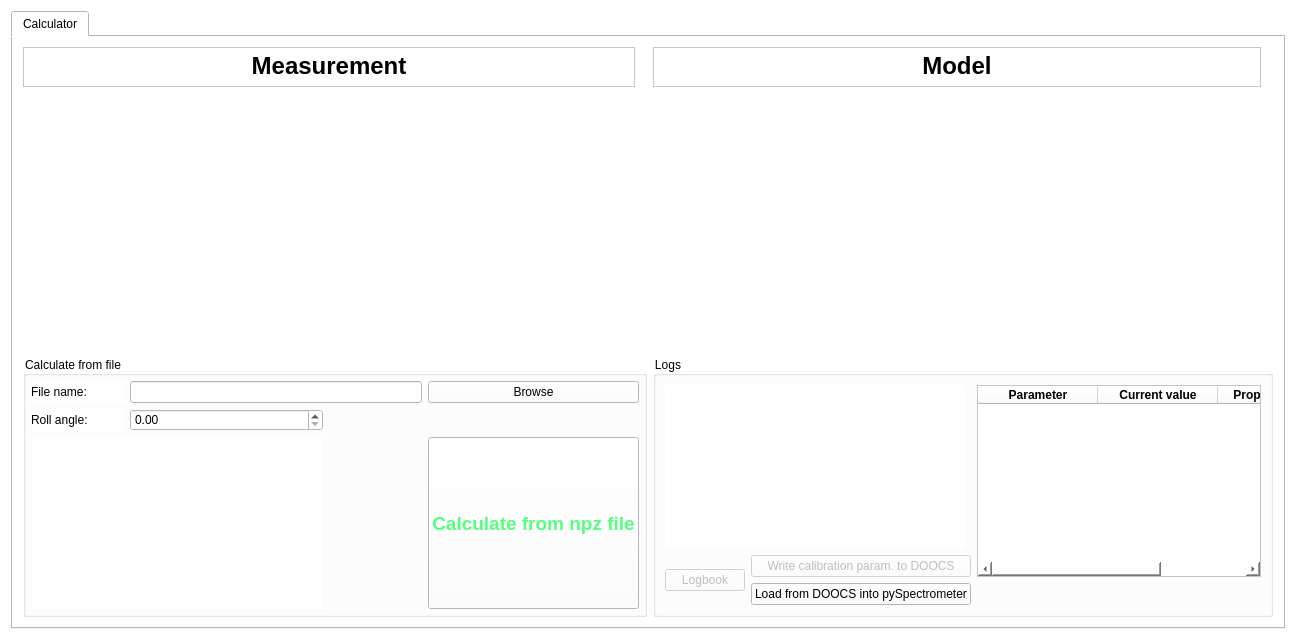
The window that gui/UICalculator.ui (sergey-tomin/pyhirex) describes before a commit, drawn with Qt 5.
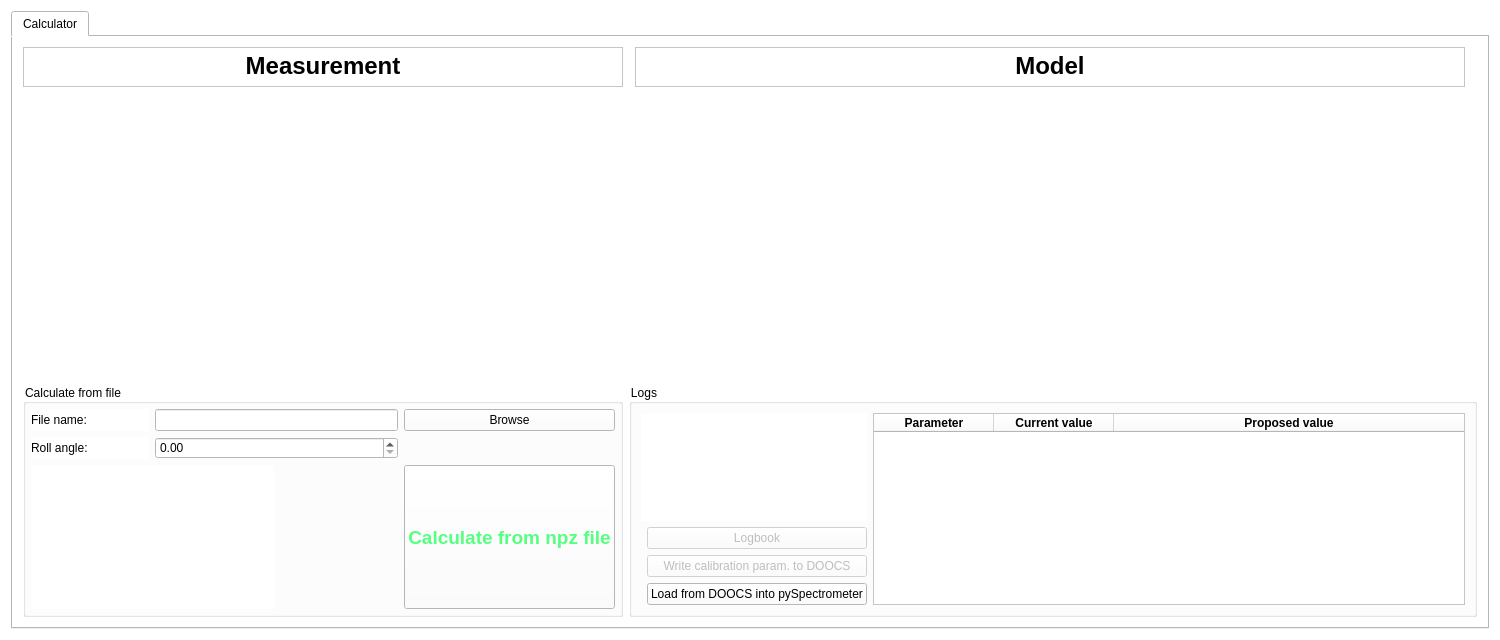
The same window after the commit.

Commit message: visual changes and added  Eph row in table

```diff
--- a/gui/UICalculator.ui
+++ b/gui/UICalculator.ui
@@ -6,7 +6,7 @@
    <rect>
     <x>0</x>
     <y>0</y>
-    <width>1296</width>
+    <width>1500</width>
     <height>640</height>
    </rect>
   </property>
@@ -51,7 +51,144 @@
        <property name="spacing">
         <number>6</number>
        </property>
-       <item row="2" column="0" rowspan="2" colspan="3">
+       <item row="2" column="2" rowspan="2" colspan="4">
+        <widget class="QGroupBox" name="groupBox_2">
+         <property name="title">
+          <string>Logs</string>
+         </property>
+         <layout class="QGridLayout" name="gridLayout">
+          <item row="3" column="1">
+           <widget class="QPushButton" name="pb_doocs">
+            <property name="enabled">
+             <bool>false</bool>
+            </property>
+            <property name="text">
+             <string>Write calibration param. to DOOCS</string>
+            </property>
+           </widget>
+          </item>
+          <item row="4" column="1">
+           <widget class="QPushButton" name="pb_load_doocs">
+            <property name="text">
+             <string>Load from DOOCS into pySpectrometer</string>
+            </property>
+           </widget>
+          </item>
+          <item row="2" column="1">
+           <widget class="QPushButton" name="pb_logbook">
+            <property name="enabled">
+             <bool>false</bool>
+            </property>
+            <property name="text">
+             <string>Logbook</string>
+            </property>
+           </widget>
+          </item>
+          <item row="0" column="0" rowspan="2" colspan="2">
+           <widget class="QLabel" name="output">
+            <property name="minimumSize">
+             <size>
+              <width>200</width>
+              <height>20</height>
+             </size>
+            </property>
+            <property name="maximumSize">
+             <size>
+              <width>300</width>
+              <height>16777215</height>
+             </size>
+            </property>
+            <property name="font">
+             <font>
+              <weight>50</weight>
+              <bold>false</bold>
+             </font>
+            </property>
+            <property name="text">
+             <string/>
+            </property>
+            <property name="scaledContents">
+             <bool>true</bool>
+            </property>
+            <property name="wordWrap">
+             <bool>true</bool>
+            </property>
+           </widget>
+          </item>
+          <item row="0" column="2" rowspan="5">
+           <widget class="QTableWidget" name="tableWidget">
+            <property name="maximumSize">
+             <size>
+              <width>16777215</width>
+              <height>16777215</height>
+             </size>
+            </property>
+            <property name="wordWrap">
+             <bool>true</bool>
+            </property>
+            <attribute name="horizontalHeaderCascadingSectionResizes">
+             <bool>false</bool>
+            </attribute>
+            <attribute name="horizontalHeaderDefaultSectionSize">
+             <number>120</number>
+            </attribute>
+            <attribute name="horizontalHeaderShowSortIndicator" stdset="0">
+             <bool>true</bool>
+            </attribute>
+            <attribute name="horizontalHeaderStretchLastSection">
+             <bool>true</bool>
+            </attribute>
+            <attribute name="verticalHeaderShowSortIndicator" stdset="0">
+             <bool>true</bool>
+            </attribute>
+            <column>
+             <property name="text">
+              <string>Parameter</string>
+             </property>
+             <property name="font">
+              <font>
+               <weight>75</weight>
+               <bold>true</bold>
+              </font>
+             </property>
+             <property name="textAlignment">
+              <set>AlignCenter</set>
+             </property>
+            </column>
+            <column>
+             <property name="text">
+              <string>Current value</string>
+             </property>
+             <property name="font">
+              <font>
+               <weight>75</weight>
+               <bold>true</bold>
+              </font>
+             </property>
+             <property name="textAlignment">
+              <set>AlignCenter</set>
+             </property>
+            </column>
+            <column>
+             <property name="text">
+              <string>Proposed value</string>
+             </property>
+             <property name="font">
+              <font>
+               <weight>75</weight>
+               <bold>true</bold>
+              </font>
+             </property>
+             <property name="textAlignment">
+              <set>AlignCenter</set>
+             </property>
+            </column>
+           </widget>
+          </item>
+         </layout>
+        </widget>
+       </item>
+       <item row="2" column="0" rowspan="2">
         <widget class="QGroupBox" name="groupBox_5">
          <property name="sizePolicy">
           <sizepolicy hsizetype="Preferred" vsizetype="Minimum">
@@ -59,6 +196,12 @@
            <verstretch>0</verstretch>
           </sizepolicy>
          </property>
+         <property name="maximumSize">
+          <size>
+           <width>600</width>
+           <height>16777215</height>
+          </size>
+         </property>
          <property name="title">
           <string>Calculate from file</string>
          </property>
@@ -78,23 +221,6 @@
           <property name="spacing">
            <number>6</number>
           </property>
-          <item row="0" column="0">
-           <widget class="QLabel" name="label">
-            <property name="text">
-             <string>File name:</string>
-            </property>
-           </widget>
-          </item>
-          <item row="3" column="0">
-           <widget class="QLabel" name="label_3">
-            <property name="text">
-             <string>Roll angle:</string>
-            </property>
-           </widget>
-          </item>
-          <item row="3" column="1" colspan="2">
-           <widget class="QDoubleSpinBox" name="roll_angle"/>
-          </item>
           <item row="4" column="4">
            <widget class="QPushButton" name="pb_start_calc">
             <property name="minimumSize">
@@ -124,8 +250,12 @@
             </property>
            </widget>
           </item>
-          <item row="0" column="1" colspan="3">
-           <widget class="QLineEdit" name="file_name"/>
+          <item row="3" column="0">
+           <widget class="QLabel" name="label_3">
+            <property name="text">
+             <string>Roll angle:</string>
+            </property>
+           </widget>
           </item>
           <item row="0" column="4">
            <widget class="QPushButton" name="browse_button">
@@ -134,20 +264,20 @@
             </property>
            </widget>
           </item>
-          <item row="4" column="3">
-           <spacer name="verticalSpacer">
-            <property name="orientation">
-             <enum>Qt::Vertical</enum>
+          <item row="0" column="0">
+           <widget class="QLabel" name="label">
+            <property name="text">
+             <string>File name:</string>
             </property>
-            <property name="sizeHint" stdset="0">
-             <size>
-              <width>20</width>
-              <height>40</height>
-             </size>
-            </property>
-           </spacer>
+           </widget>
           </item>
-          <item row="4" column="0" colspan="3">
+          <item row="3" column="1" colspan="2">
+           <widget class="QDoubleSpinBox" name="roll_angle"/>
+          </item>
+          <item row="0" column="1" colspan="2">
+           <widget class="QLineEdit" name="file_name"/>
+          </item>
+          <item row="4" column="0" colspan="2">
            <widget class="QLabel" name="status">
             <property name="text">
              <string/>
@@ -157,194 +287,11 @@
          </layout>
         </widget>
        </item>
-       <item row="2" column="3" rowspan="2" colspan="3">
-        <widget class="QGroupBox" name="groupBox_2">
-         <property name="title">
-          <string>Logs</string>
-         </property>
-         <layout class="QGridLayout" name="gridLayout">
-          <item row="0" column="2" rowspan="2">
-           <widget class="QTableWidget" name="tableWidget">
-            <property name="maximumSize">
-             <size>
-              <width>16777215</width>
-              <height>16777215</height>
-             </size>
-            </property>
-            <attribute name="horizontalHeaderCascadingSectionResizes">
-             <bool>false</bool>
-            </attribute>
-            <attribute name="horizontalHeaderDefaultSectionSize">
-             <number>120</number>
-            </attribute>
-            <attribute name="horizontalHeaderShowSortIndicator" stdset="0">
-             <bool>true</bool>
-            </attribute>
-            <attribute name="horizontalHeaderStretchLastSection">
-             <bool>true</bool>
-            </attribute>
-            <attribute name="verticalHeaderShowSortIndicator" stdset="0">
-             <bool>true</bool>
-            </attribute>
-            <column>
-             <property name="text">
-              <string>Parameter</string>
-             </property>
-             <property name="font">
-              <font>
-               <weight>75</weight>
-               <bold>true</bold>
-              </font>
-             </property>
-             <property name="textAlignment">
-              <set>AlignCenter</set>
-             </property>
-            </column>
-            <column>
-             <property name="text">
-              <string>Current value</string>
-             </property>
-             <property name="font">
-              <font>
-               <weight>75</weight>
-               <bold>true</bold>
-              </font>
-             </property>
-             <property name="textAlignment">
-              <set>AlignCenter</set>
-             </property>
-            </column>
-            <column>
-             <property name="text">
-              <string>Proposed value</string>
-             </property>
-             <property name="font">
-              <font>
-               <weight>75</weight>
-               <bold>true</bold>
-              </font>
-             </property>
-             <property name="textAlignment">
-              <set>AlignCenter</set>
-             </property>
-            </column>
-           </widget>
-          </item>
-          <item row="1" column="1">
-           <widget class="QPushButton" name="pb_doocs">
-            <property name="enabled">
-             <bool>false</bool>
-            </property>
-            <property name="text">
-             <string>Write calibration param. to DOOCS</string>
-            </property>
-           </widget>
-          </item>
-          <item row="0" column="0" colspan="2">
-           <widget class="QLabel" name="output">
-            <property name="minimumSize">
-             <size>
-              <width>200</width>
-              <height>20</height>
-             </size>
-            </property>
-            <property name="maximumSize">
-             <size>
-              <width>300</width>
-              <height>16777215</height>
-             </size>
-            </property>
-            <property name="font">
-             <font>
-              <weight>50</weight>
-              <bold>false</bold>
-             </font>
-            </property>
-            <property name="text">
-             <string/>
-            </property>
-            <property name="scaledContents">
-             <bool>true</bool>
-            </property>
-            <property name="wordWrap">
-             <bool>true</bool>
-            </property>
-           </widget>
-          </item>
-          <item row="2" column="1">
-           <widget class="QPushButton" name="pb_load_doocs">
-            <property name="text">
-             <string>Load from DOOCS into pySpectrometer</string>
-            </property>
-           </widget>
-          </item>
-          <item row="1" column="0" rowspan="2">
-           <widget class="QPushButton" name="pb_logbook">
-            <property name="enabled">
-             <bool>false</bool>
-            </property>
-            <property name="text">
-             <string>Logbook</string>
-            </property>
-           </widget>
-          </item>
-         </layout>
-        </widget>
-       </item>
-       <item row="1" column="3" colspan="3">
-        <widget class="QWidget" name="widget_calc_2" native="true">
-         <property name="sizePolicy">
-          <sizepolicy hsizetype="MinimumExpanding" vsizetype="MinimumExpanding">
-           <horstretch>0</horstretch>
-           <verstretch>0</verstretch>
-          </sizepolicy>
-         </property>
-         <property name="minimumSize">
-          <size>
-           <width>300</width>
-           <height>200</height>
-          </size>
-         </property>
-        </widget>
-       </item>
-       <item row="1" column="0" colspan="3">
-        <widget class="QWidget" name="widget_calc" native="true">
-         <property name="sizePolicy">
-          <sizepolicy hsizetype="MinimumExpanding" vsizetype="MinimumExpanding">
-           <horstretch>0</horstretch>
-           <verstretch>0</verstretch>
-          </sizepolicy>
-         </property>
-         <property name="minimumSize">
-          <size>
-           <width>300</width>
-           <height>200</height>
-          </size>
-         </property>
-        </widget>
-       </item>
-       <item row="0" column="0">
-        <widget class="QTextEdit" name="measured_title">
-         <property name="maximumSize">
-          <size>
-           <width>16777215</width>
-           <height>40</height>
-          </size>
-         </property>
-         <property name="html">
-          <string>&lt;!DOCTYPE HTML PUBLIC &quot;-//W3C//DTD HTML 4.0//EN&quot; &quot;http://www.w3.org/TR/REC-html40/strict.dtd&quot;&gt;
-&lt;html&gt;&lt;head&gt;&lt;meta name=&quot;qrichtext&quot; content=&quot;1&quot; /&gt;&lt;style type=&quot;text/css&quot;&gt;
-p, li { white-space: pre-wrap; }
-&lt;/style&gt;&lt;/head&gt;&lt;body style=&quot; font-family:'.AppleSystemUIFont'; font-size:13pt; font-weight:400; font-style:normal;&quot;&gt;
-&lt;p align=&quot;center&quot; style=&quot; margin-top:0px; margin-bottom:0px; margin-left:0px; margin-right:0px; -qt-block-indent:0; text-indent:0px;&quot;&gt;&lt;span style=&quot; font-size:18pt; font-weight:600;&quot;&gt;Measurement&lt;/span&gt;&lt;/p&gt;&lt;/body&gt;&lt;/html&gt;</string>
-         </property>
-        </widget>
-       </item>
        <item row="0" column="3">
         <widget class="QTextEdit" name="model_title">
          <property name="maximumSize">
           <size>
-           <width>608</width>
+           <width>2000</width>
            <height>40</height>
           </size>
          </property>
@@ -357,6 +304,67 @@
          </property>
         </widget>
        </item>
+       <item row="0" column="0">
+        <widget class="QTextEdit" name="measured_title">
+         <property name="minimumSize">
+          <size>
+           <width>0</width>
+           <height>0</height>
+          </size>
+         </property>
+         <property name="maximumSize">
+          <size>
+           <width>600</width>
+           <height>40</height>
+          </size>
+         </property>
+         <property name="html">
+          <string>&lt;!DOCTYPE HTML PUBLIC &quot;-//W3C//DTD HTML 4.0//EN&quot; &quot;http://www.w3.org/TR/REC-html40/strict.dtd&quot;&gt;
+&lt;html&gt;&lt;head&gt;&lt;meta name=&quot;qrichtext&quot; content=&quot;1&quot; /&gt;&lt;style type=&quot;text/css&quot;&gt;
+p, li { white-space: pre-wrap; }
+&lt;/style&gt;&lt;/head&gt;&lt;body style=&quot; font-family:'.AppleSystemUIFont'; font-size:13pt; font-weight:400; font-style:normal;&quot;&gt;
+&lt;p align=&quot;center&quot; style=&quot; margin-top:0px; margin-bottom:0px; margin-left:0px; margin-right:0px; -qt-block-indent:0; text-indent:0px;&quot;&gt;&lt;span style=&quot; font-size:18pt; font-weight:600;&quot;&gt;Measurement&lt;/span&gt;&lt;/p&gt;&lt;/body&gt;&lt;/html&gt;</string>
+         </property>
+        </widget>
+       </item>
+       <item row="1" column="2" colspan="4">
+        <widget class="QWidget" name="widget_calc_2" native="true">
+         <property name="sizePolicy">
+          <sizepolicy hsizetype="MinimumExpanding" vsizetype="MinimumExpanding">
+           <horstretch>0</horstretch>
+           <verstretch>0</verstretch>
+          </sizepolicy>
+         </property>
+         <property name="minimumSize">
+          <size>
+           <width>300</width>
+           <height>200</height>
+          </size>
+         </property>
+        </widget>
+       </item>
+       <item row="1" column="0">
+        <widget class="QWidget" name="widget_calc" native="true">
+         <property name="sizePolicy">
+          <sizepolicy hsizetype="MinimumExpanding" vsizetype="MinimumExpanding">
+           <horstretch>0</horstretch>
+           <verstretch>0</verstretch>
+          </sizepolicy>
+         </property>
+         <property name="minimumSize">
+          <size>
+           <width>300</width>
+           <height>200</height>
+          </size>
+         </property>
+         <property name="maximumSize">
+          <size>
+           <width>600</width>
+           <height>16777215</height>
+          </size>
+         </property>
+        </widget>
+       </item>
       </layout>
      </widget>
     </widget>
```
The commit also changes 4 other files.
